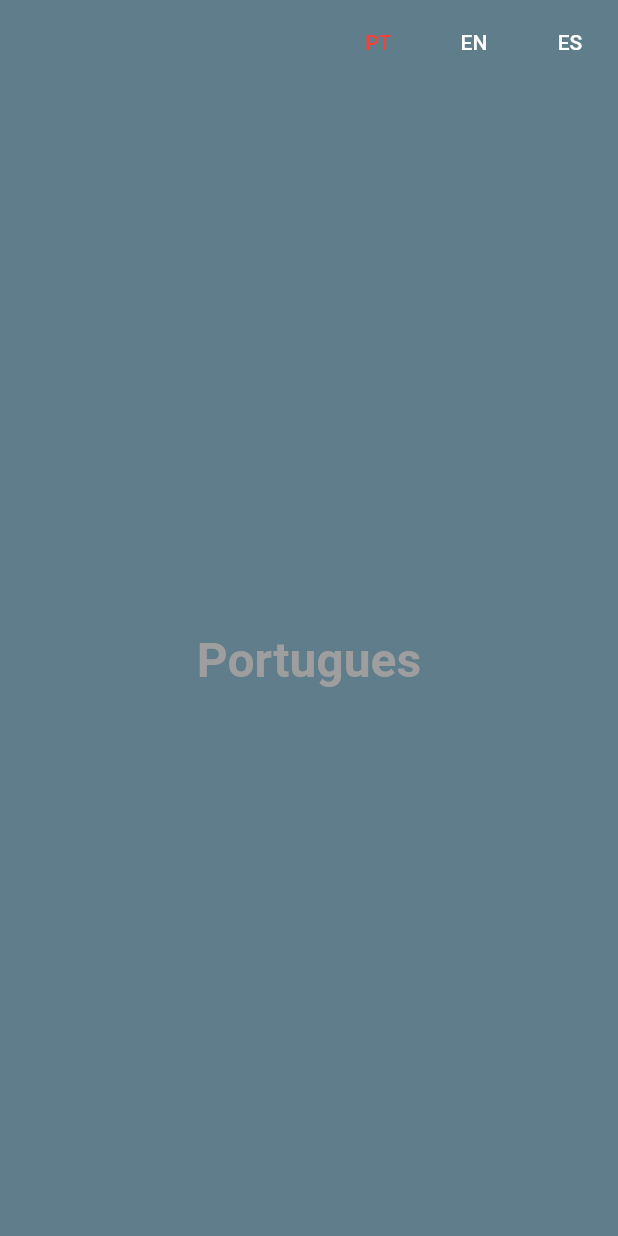
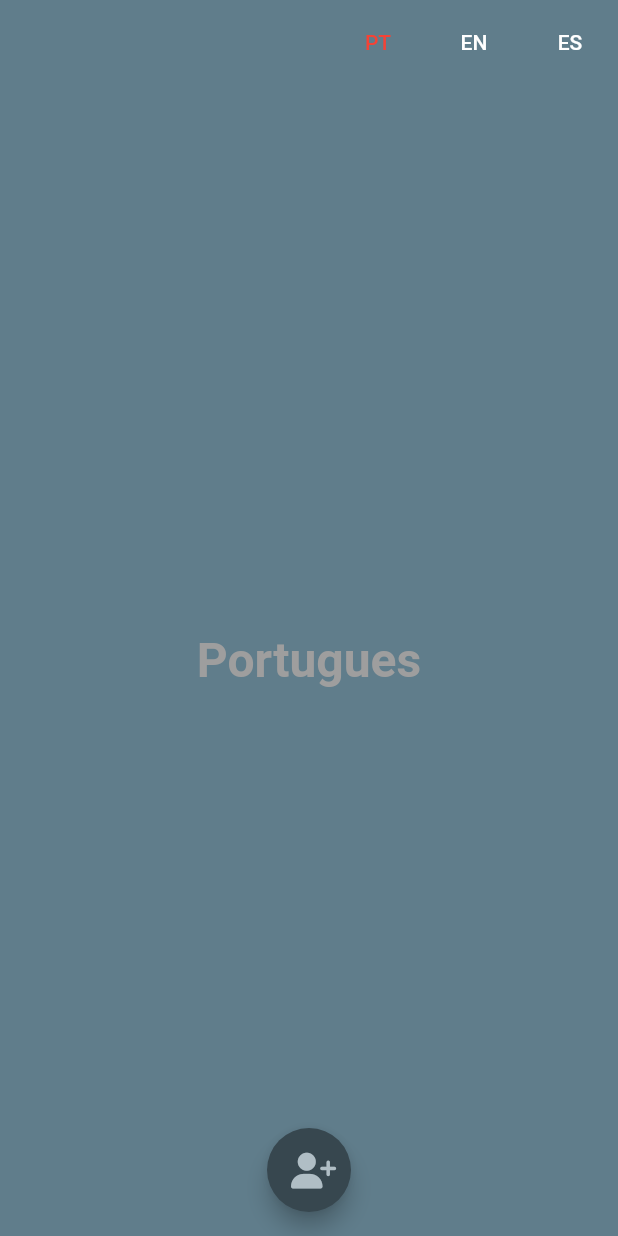
Before and after one commit to JoceliPacheco/flutter_students, a Flutter app: the screen it shows after launch, on a phone screen of 412 x 824 dp. Run offline on Flutter 3.47's test engine with Material 2 defaults, Android fonts, the light colour scheme and no system bars; our stand-ins replace flutter_mobx, flutter_modular, font_awesome_flutter, mobx, sqflite; accounts and stored records are empty; generated files the repository leaves out were written again.

Commit message:
feat(app): include themedata

```diff
--- a/lib/src/core/app_widget.dart
+++ b/lib/src/core/app_widget.dart
@@ -5,6 +5,7 @@ import 'package:flutter_modular/flutter_modular.dart';
 import 'package:flutter_localizations/flutter_localizations.dart';
 import 'package:flutter_gen/gen_l10n/app_localizations.dart';
 
+import '../shared/style/theme/theme_data.dart';
 import 'app_controller.dart';
 
 class AppWidget extends StatelessWidget {
@@ -32,7 +33,7 @@ class AppWidget extends StatelessWidget {
   Widget _buildApp(BuildContext context, AppController controller) {
     return MaterialApp.router(
       title: 'Flutter books',
-      theme: ThemeData(primarySwatch: Colors.blue),
+      theme: themeData,
       routeInformationParser: Modular.routeInformationParser,
       routerDelegate: Modular.routerDelegate,
       localizationsDelegates: const [
--- a/lib/src/modules/home/home_page.dart
+++ b/lib/src/modules/home/home_page.dart
@@ -3,6 +3,7 @@ import 'package:flutter/material.dart';
 import 'package:flutter_gen/gen_l10n/app_localizations.dart';
 import 'package:flutter_modular/flutter_modular.dart';
 import 'package:flutter_students/src/core/app_controller.dart';
+import 'package:font_awesome_flutter/font_awesome_flutter.dart';
 
 import '../../shared/components/app_bar/button_language.dart';
 import '../../shared/components/layout/layout_page.dart';
@@ -27,6 +28,14 @@ class HomePage extends StatelessWidget {
             style: textCenter,
           ),
         ),
-    );
+        floatingActionButtonLocation: FloatingActionButtonLocation.centerFloat,
+        floatingActionButton: FloatingActionButton(
+          onPressed: () => {},
+          backgroundColor: Colors.blueGrey[800],
+          child: Icon(
+            FontAwesomeIcons.userPlus,
+            color: Colors.blueGrey[200],
+          ),
+        ));
   }
 }
--- a/lib/src/shared/components/layout/layout_page.dart
+++ b/lib/src/shared/components/layout/layout_page.dart
@@ -4,18 +4,22 @@ class LayoutPage extends StatelessWidget {
   final String title;
   final Widget body;
   final List<Widget> actions;
+  final Widget? floatingActionButton;
+  final FloatingActionButtonLocation? floatingActionButtonLocation;
 
   const LayoutPage({
     required this.title,
     required this.body,
     this.actions = const [],
+    this.floatingActionButton,
+    this.floatingActionButtonLocation,
     super.key,
   });
 
   @override
   Widget build(BuildContext context) {
     return Scaffold(
-      backgroundColor: Colors.blueGrey,
+      backgroundColor: Theme.of(context).colorScheme.background,
       appBar: AppBar(
         elevation: 0,
         backgroundColor: Colors.transparent,
@@ -23,6 +27,8 @@ class LayoutPage extends StatelessWidget {
         actions: actions,
       ),
       body: body,
+      floatingActionButtonLocation: floatingActionButtonLocation,
+      floatingActionButton: floatingActionButton,
     );
   }
 }
--- /dev/null
+++ b/lib/src/shared/style/theme/theme_data.dart
@@ -0,0 +1,7 @@
+import 'package:flutter/material.dart';
+
+ThemeData themeData = ThemeData(
+  colorScheme: ColorScheme.fromSwatch().copyWith(
+    background: Colors.blueGrey,
+  ),
+);
```
Lines whose indentation alone changed are shown as unchanged.
